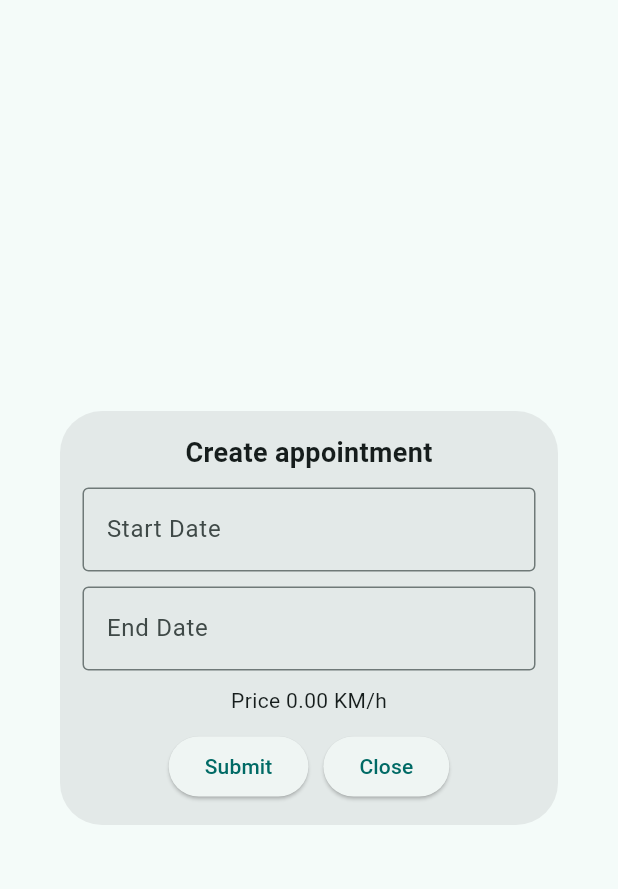
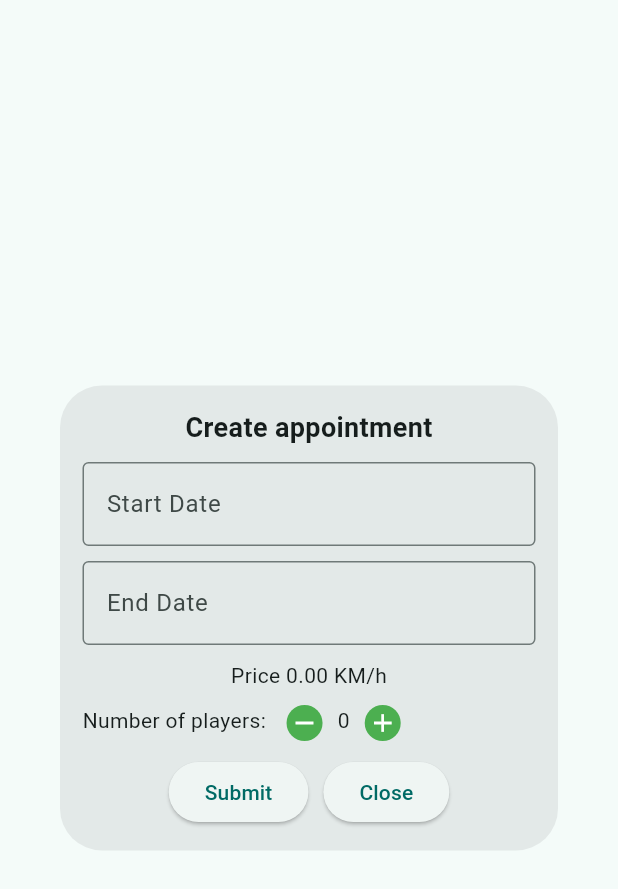
Before and after one commit to Siocic/rekreacija-ui, a Flutter app: the AppointmentModal widget shown alone on an empty page, opened directly with empty values, on a phone screen of 412 x 824 dp. Shown: the top 889 px of the screen. Run offline on Flutter 3.47's test engine with Material 3 defaults, Android fonts, the phone set to English and light mode, and no system bars; drawn by our look-alikes of flutter_form_builder; our stand-ins replace file_picker, fl_chart, flutter_rating_bar, flutter_secure_storage, form_builder_validators, google_fonts and 4 more; missing offline and left inert: signalr_netcore; accounts and stored records are empty; network calls fail.

Commit message:
implement number of players on appointment modal

```diff
--- a/rekreacija_mobile/lib/models/appointment_insert_model.dart
+++ b/rekreacija_mobile/lib/models/appointment_insert_model.dart
@@ -7,11 +7,12 @@ class AppointmentInsertModel {
   DateTime? appointment_date;
   DateTime? start_time;
   DateTime? end_time;
+  int? number_of_players;
   int? object_id;
   String? user_id;
   double? amount;
 
-AppointmentInsertModel(this.appointment_date, this.start_time, this.end_time, this.object_id, this.user_id, this.amount);
+AppointmentInsertModel(this.appointment_date, this.start_time, this.end_time,this.number_of_players ,this.object_id, this.user_id, this.amount);
 
   factory AppointmentInsertModel.fromJson(Map<String, dynamic> json) => _$AppointmentInsertModelFromJson(json);
 
--- a/rekreacija_mobile/lib/widgets/appointment_modal.dart
+++ b/rekreacija_mobile/lib/widgets/appointment_modal.dart
@@ -30,6 +30,7 @@ class _AppointmentModalState extends State<AppointmentModal> {
   late HolidayProvider _holidayProvider;
 
   double totalPrice = 0.0;
+  int players = 0;
   List<DateTime> holidayDates = [];
   List<AppointmentModel> allAppointments = [];
   bool _isChecking = false;
@@ -170,6 +171,53 @@ class _AppointmentModalState extends State<AppointmentModal> {
                   Text("Price ${totalPrice.toStringAsFixed(2)} KM/h"),
                   const SizedBox(height: 10),
                   Row(
+                    crossAxisAlignment: CrossAxisAlignment.start,
+                    children: [
+                      const Text("Number of players: "),
+                      const SizedBox(width: 10),
+                      InkWell(
+                        onTap: () {
+                          if (players > 0) {
+                            setState(() {
+                              players--;
+                            });
+                          }
+                        },
+                        borderRadius: BorderRadius.circular(50),
+                        child: CircleAvatar(
+                          backgroundColor: Colors.green,
+                          radius: 12,
+                          child: Icon(
+                            Icons.remove,
+                            color: Colors.white,
+                            size: 20,
+                          ),
+                        ),
+                      ),
+                      const SizedBox(width: 10),
+                      Text("${players}"),
+                      const SizedBox(width: 10),
+                      InkWell(
+                        onTap: () {
+                          setState(() {
+                            players++;
+                          });
+                        },
+                        borderRadius: BorderRadius.circular(50),
+                        child: CircleAvatar(
+                          backgroundColor: Colors.green,
+                          radius: 12,
+                          child: Icon(
+                            Icons.add,
+                            color: Colors.white,
+                            size: 20,
+                          ),
+                        ),
+                      ),
+                    ],
+                  ),
+                  const SizedBox(height: 10),
+                  Row(
                     mainAxisAlignment: MainAxisAlignment.center,
                     children: [
                       ElevatedButton(
@@ -177,6 +225,22 @@ class _AppointmentModalState extends State<AppointmentModal> {
                           bool isExpired = await isTokenExpired();
                           if (isExpired) {
                             showTokenExpiredDialog(context);
+                            return;
+                          }
+                          if (players <= 0) {
+                            showDialog(
+                              context: context,
+                              builder: (context) => AlertDialog(
+                                title: const Text('Error'),
+                                content: const Text(
+                                    "You must have at least 1 player."),
+                                actions: [
+                                  TextButton(
+                                      onPressed: () => Navigator.pop(context),
+                                      child: const Text('OK'))
+                                ],
+                              ),
+                            );
                             return;
                           }
 
@@ -234,6 +298,7 @@ class _AppointmentModalState extends State<AppointmentModal> {
                                       startDate,
                                       startDate,
                                       endDate,
+                                      players,
                                       widget.object_id,
                                       widget.userId,
                                       totalPrice);
```
Also changed, not shown: rekreacija_mobile/lib/models/appointment_insert_model.g.dart.
